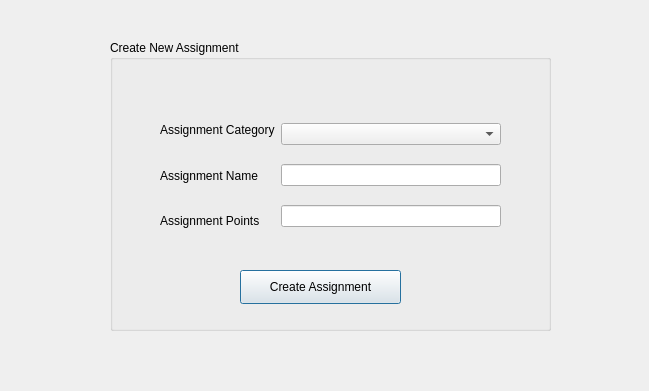
First picture: the form in assets/ui/CreateAssignment.ui, repository meeksjt/SuperTeacherGradebook499, before the edit.
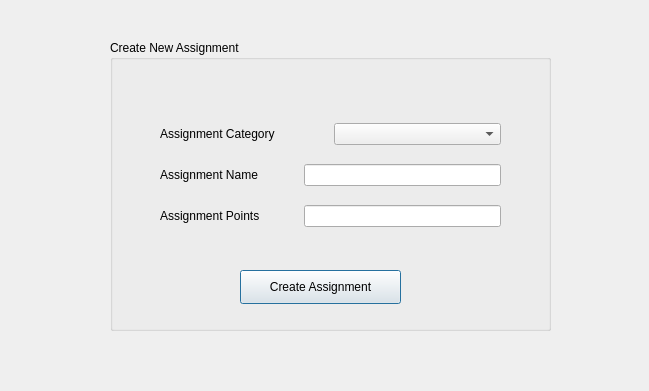
Second picture: the form after the edit.

Commit message: fixed the category/grade calc bug

What changed in the file:
```diff
--- a/assets/ui/CreateAssignment.ui
+++ b/assets/ui/CreateAssignment.ui
@@ -36,7 +36,9 @@
     </property>
     <layout class="QHBoxLayout" name="horizontalLayout">
      <item>
-      <layout class="QVBoxLayout" name="verticalLayout">
+      <layout class="QVBoxLayout" name="verticalLayout_2">
+       <item>
+        <layout class="QHBoxLayout" name="horizontalLayout_2">
        <item>
         <widget class="QLabel" name="assignmentCategoryLabel">
          <property name="text">
@@ -45,6 +47,13 @@
         </widget>
        </item>
        <item>
+          <widget class="QComboBox" name="assignmentCategoryDropdown"/>
+         </item>
+        </layout>
+       </item>
+       <item>
+        <layout class="QHBoxLayout" name="horizontalLayout_3">
+         <item>
         <widget class="QLabel" name="assignmentNameLabel">
          <property name="text">
           <string>Assignment Name</string>
@@ -52,24 +61,55 @@
         </widget>
        </item>
        <item>
+          <spacer name="horizontalSpacer">
+           <property name="orientation">
+            <enum>Qt::Horizontal</enum>
+           </property>
+           <property name="sizeType">
+            <enum>QSizePolicy::Fixed</enum>
+           </property>
+           <property name="sizeHint" stdset="0">
+            <size>
+             <width>40</width>
+             <height>20</height>
+            </size>
+           </property>
+          </spacer>
+         </item>
+         <item>
+          <widget class="QLineEdit" name="assignmentNameField"/>
+         </item>
+        </layout>
+       </item>
+       <item>
+        <layout class="QHBoxLayout" name="horizontalLayout_4">
+         <item>
         <widget class="QLabel" name="assignmentPointsLabel">
          <property name="text">
           <string>Assignment Points</string>
          </property>
         </widget>
        </item>
-      </layout>
-     </item>
      <item>
-      <layout class="QVBoxLayout" name="verticalLayout_2">
-       <item>
-        <widget class="QComboBox" name="assignmentCategoryDropdown"/>
-       </item>
-       <item>
-        <widget class="QLineEdit" name="assignmentNameField"/>
+          <spacer name="horizontalSpacer_2">
+           <property name="orientation">
+            <enum>Qt::Horizontal</enum>
+           </property>
+           <property name="sizeType">
+            <enum>QSizePolicy::Fixed</enum>
+           </property>
+           <property name="sizeHint" stdset="0">
+            <size>
+             <width>38</width>
+             <height>20</height>
+            </size>
+           </property>
+          </spacer>
        </item>
        <item>
         <widget class="QLineEdit" name="assignmentPointsField"/>
+         </item>
+        </layout>
        </item>
       </layout>
      </item>
```
Lines whose indentation alone changed are shown as unchanged. The commit also changes 6 other files.
